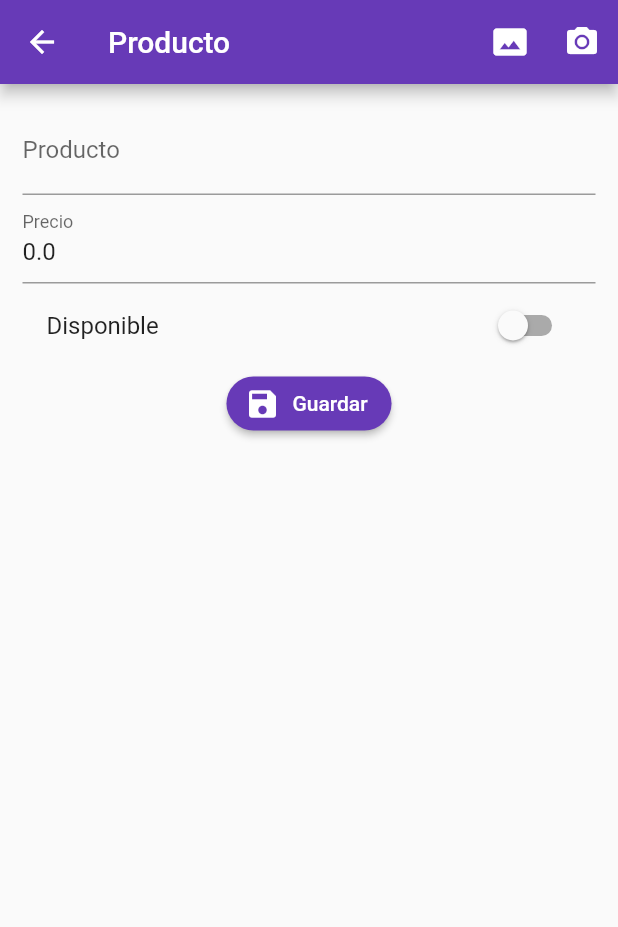
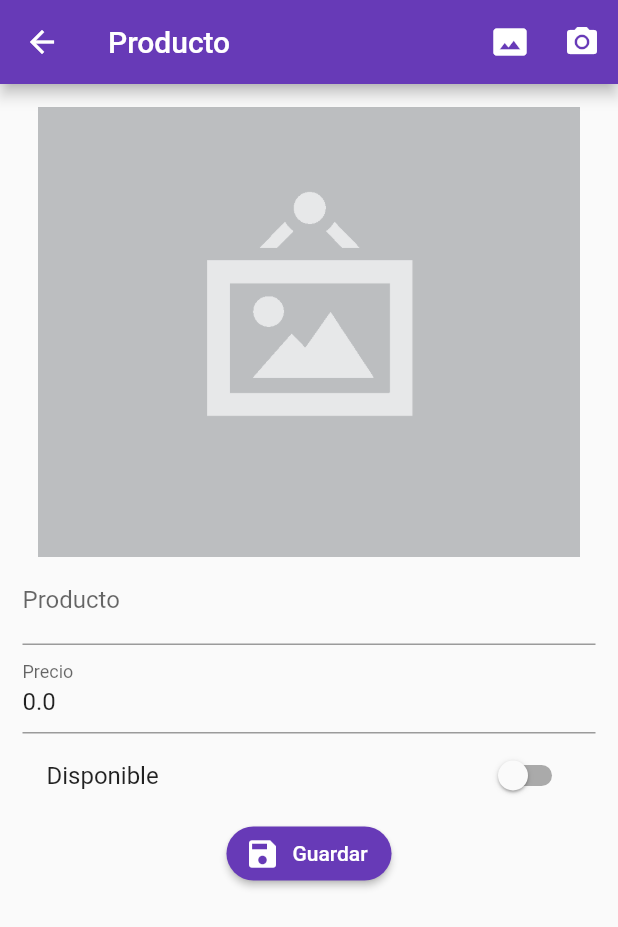
Before and after one commit to iglez/flutter_curso_productos, a Flutter app: the ProductoPage screen opened by its route, on a phone screen of 412 x 824 dp. Shown: the top 927 px of the screen. Run offline on Flutter 3.47's test engine with Material 2 defaults, Android fonts, the phone set to English and light mode, and no system bars; our stand-ins replace image_picker; network calls fail.

Commit message:
crear metodo de mostrar fotografia y mostrar imagen por default

```diff
--- a/lib/pages/producto_page.dart
+++ b/lib/pages/producto_page.dart
@@ -53,6 +53,7 @@ class _ProductoPageState extends State<ProductoPage> {
             key: formKey,
             child: Column(
               children: [
+                _mostrarFoto(),
                 _crearNombre(),
                 _crearPrecio(),
                 _crearDisponible(),
@@ -161,6 +162,18 @@ class _ProductoPageState extends State<ProductoPage> {
     scapffoldKey.currentState.showSnackBar(snackbar);
   }
 
+  Widget _mostrarFoto() {
+    if (producto.fotoUrl != null) {
+      return Container();
+    }
+
+    return Image(
+      image: AssetImage('assets/no-image.png'),
+      height: 300.0,
+      fit: BoxFit.cover
+    );
+  }
+
   _seleccionarFoto() async {
     final _picker = ImagePicker();
 
```
